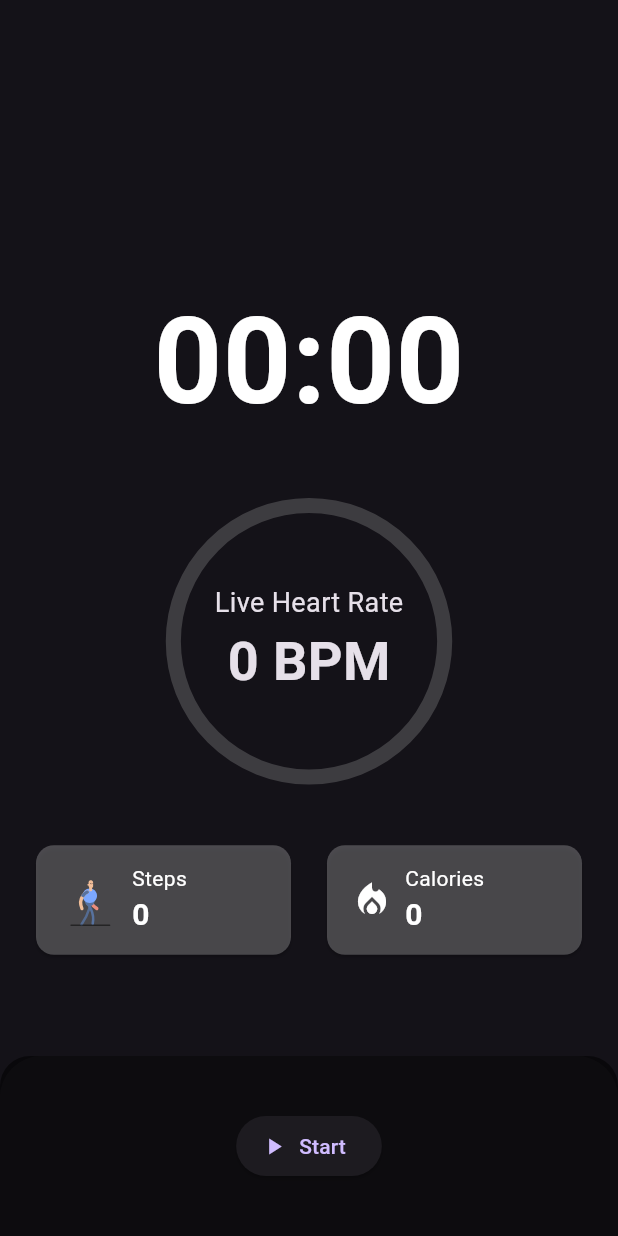
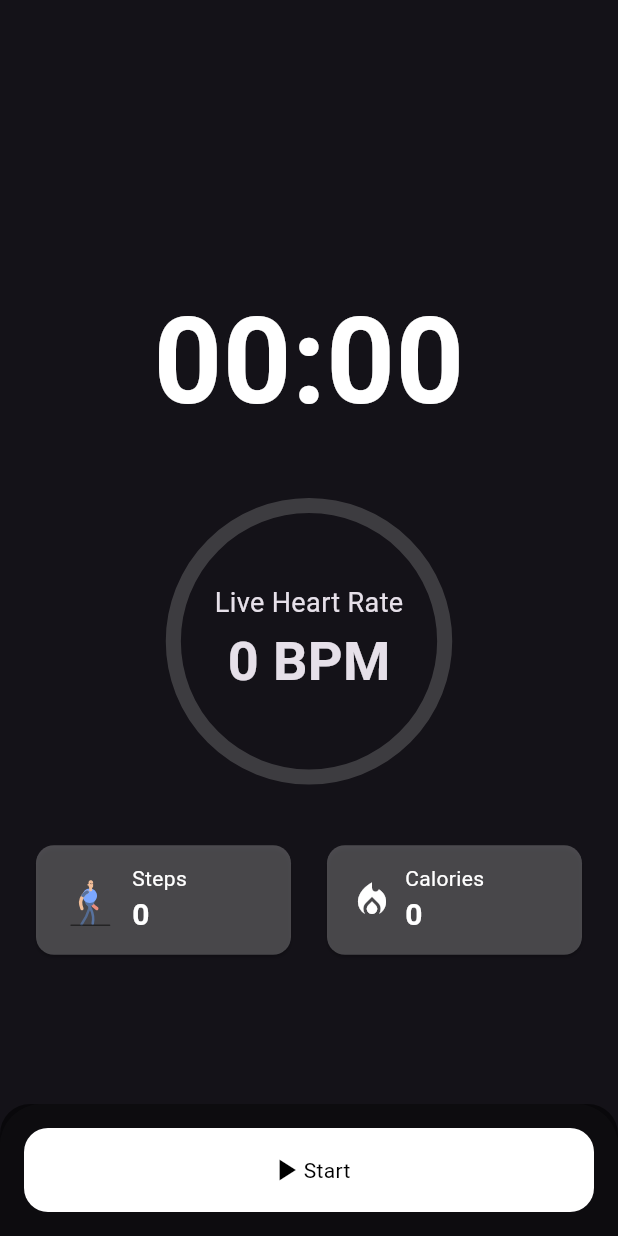
Before and after one commit to bynalab/fit_track_pro, a Flutter app: the WorkoutPage screen opened by its route, on a phone screen of 412 x 824 dp. Run offline on Flutter 3.47's test engine with Material 3 defaults, Android fonts, the phone set to English and light mode, and no system bars; our stand-ins replace equatable, flutter_bloc, flutter_local_notifications, get_it, lottie, shared_preferences; accounts and stored records are empty.

Commit message:
feat(dashboard): replace morphing FAB with menu and add error handling
- Replace single-action FAB with expandable menu FAB
- Add error handling for workout notifications
- Update hero tag consistency between dashboard and workout pages
- Improve workout page button styling and layout

```diff
--- a/lib/features/workout/presentation/pages/workout_page.dart
+++ b/lib/features/workout/presentation/pages/workout_page.dart
@@ -105,7 +105,7 @@ class _WorkoutPageState extends State<WorkoutPage>
                       alignment: Alignment.center,
                       children: [
                         Hero(
-                          tag: 'start-workout',
+                          tag: 'bpm',
                           child: AnimatedRing(
                             progress: (seconds % 60) / 60,
                             controller: _pulseController,
@@ -174,18 +174,21 @@ class _WorkoutPageState extends State<WorkoutPage>
               bottomSheet: BottomSheet(
                 enableDrag: false,
                 onClosing: () {},
-                builder: (_) => Container(
-                  height: 120,
+                builder: (_) {
+                  return Container(
                     padding: const EdgeInsets.all(16),
                     decoration: const BoxDecoration(
                       color: Colors.black54,
-                    borderRadius:
-                        BorderRadius.vertical(top: Radius.circular(20)),
+                      borderRadius: BorderRadius.vertical(
+                        top: Radius.circular(20),
+                      ),
                     ),
                     child: Row(
                       mainAxisAlignment: MainAxisAlignment.spaceAround,
+                      spacing: 20,
                       children: [
-                      ElevatedButton.icon(
+                        Expanded(
+                          child: CustomButton(
                             onPressed: () {
                               if (state is WorkoutInitial ||
                                   state is WorkoutCompleted) {
@@ -198,30 +201,31 @@ class _WorkoutPageState extends State<WorkoutPage>
                                 context.read<WorkoutBloc>().add(PauseWorkout());
                               }
                             },
-                        icon: Icon(
-                          state is WorkoutInProgress
+                            label: switch (state) {
+                              WorkoutInitial() || WorkoutCompleted() => 'Start',
+                              WorkoutInProgress() => 'Pause',
+                              _ => 'Resume'
+                            },
+                            icon: state is WorkoutInProgress
                                 ? Icons.pause
                                 : Icons.play_arrow,
                           ),
-                        label: (state is WorkoutInitial ||
-                                state is WorkoutCompleted)
-                            ? const Text('Start')
-                            : state is WorkoutInProgress
-                                ? const Text('Pause')
-                                : const Text('Resume'),
                         ),
                         if (state is! WorkoutInitial &&
                             state is! WorkoutCompleted)
-                        ElevatedButton.icon(
+                          Expanded(
+                            child: CustomButton(
                               onPressed: () {
                                 context.read<WorkoutBloc>().add(EndWorkout());
                               },
-                          icon: const Icon(Icons.stop),
-                          label: const Text('End'),
+                              icon: Icons.stop,
+                              label: 'End',
+                            ),
                           ),
                       ],
                     ),
-                ),
+                  );
+                },
               ),
             );
           },
@@ -341,3 +345,44 @@ class _WalkingManState extends State<WalkingMan>
     );
   }
 }
+
+class CustomButton extends StatelessWidget {
+  final String label;
+  final IconData icon;
+  final VoidCallback onPressed;
+
+  const CustomButton({
+    super.key,
+    required this.label,
+    required this.icon,
+    required this.onPressed,
+  });
+
+  @override
+  Widget build(BuildContext context) {
+    return InkWell(
+      onTap: onPressed,
+      child: Container(
+        decoration: BoxDecoration(
+          color: Colors.white,
+          borderRadius: BorderRadius.circular(16),
+        ),
+        child: Padding(
+          padding: const EdgeInsets.all(16),
+          child: Row(
+            mainAxisAlignment: MainAxisAlignment.center,
+            children: [
+              Icon(icon, color: Colors.black),
+              Text(
+                label,
+                style: const TextStyle(
+                  color: Colors.black,
+                ),
+              ),
+            ],
+          ),
+        ),
+      ),
+    );
+  }
+}
```
Also changed, not shown: lib/features/dashboard/presentation/pages/dashboard_page.dart (+11 -10 lines), lib/features/dashboard/presentation/widgets/morphing_fab.dart (+108 -25 lines), lib/features/workout/presentation/bloc/workout_bloc.dart (+13 -6 lines). Lines whose indentation alone changed are shown as unchanged.
